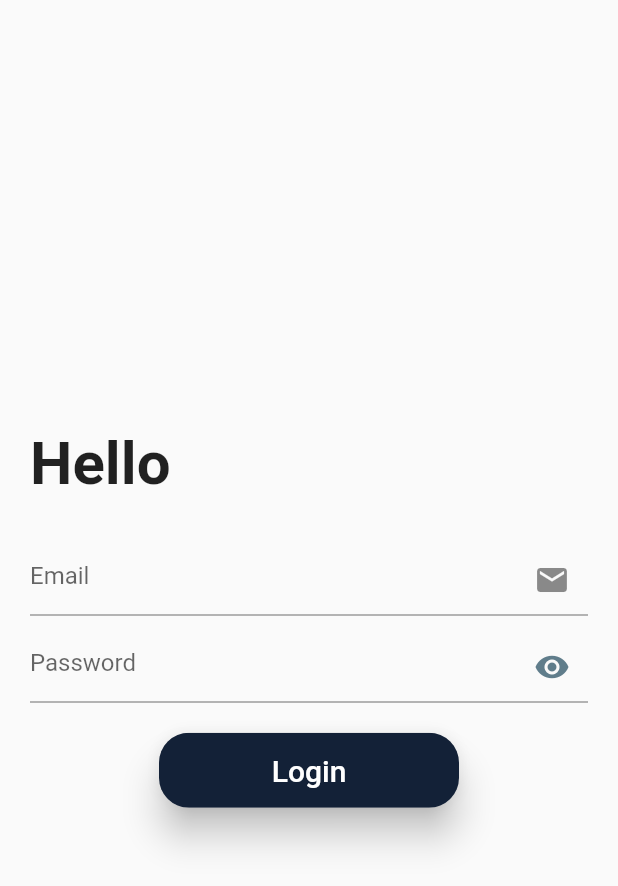
After one commit to donniwibowo/persuratan, a Flutter app: the screen it shows after launch, after a tap on "Login", on a phone screen of 412 x 824 dp. The commit adds this screen. Shown: the top 886 px of the screen. Run offline on Flutter 3.47's test engine with Material 2 defaults, Android fonts, the phone set to English and light mode, and no system bars; our stand-ins replace shared_preferences; network calls fail.

Commit message:
create function to logout

```diff
--- /dev/null
+++ b/lib/home.dart
@@ -0,0 +1,55 @@
+import 'package:flutter/material.dart';
+import 'package:flutter/src/widgets/framework.dart';
+import 'package:flutter/src/widgets/placeholder.dart';
+import 'package:persuratan/login.dart';
+import 'package:persuratan/main.dart';
+import 'package:shared_preferences/shared_preferences.dart';
+
+class Home extends StatefulWidget {
+  const Home({super.key});
+
+  @override
+  State<Home> createState() => _HomeState();
+}
+
+class _HomeState extends State<Home> {
+  final _messangerKey = GlobalKey<ScaffoldMessengerState>();
+  late SharedPreferences sharedPreferences;
+
+  @override
+  void initState() {
+    super.initState();
+  }
+
+  @override
+  Widget build(BuildContext context) {
+    return MaterialApp(
+      scaffoldMessengerKey: _messangerKey,
+      home: Scaffold(
+          backgroundColor: Colors.grey.shade200,
+          // appBar: AppBar(
+          //   title: Text("Test"),
+          // ),
+          body: Center(
+            child: Column(
+              children: [
+                SizedBox(
+                  height: MediaQuery.of(context).padding.top,
+                ),
+                Container(
+                  child: ElevatedButton(
+                      onPressed: () async {
+                        final SharedPreferences prefs =
+                            await SharedPreferences.getInstance();
+                        prefs.clear();
+                        Navigator.of(context).push(
+                            MaterialPageRoute(builder: (context) => MainApp()));
+                      },
+                      child: Text('Logout')),
+                )
+              ],
+            ),
+          )),
+    );
+  }
+}
--- /dev/null
+++ b/lib/login.dart
@@ -0,0 +1,166 @@
+import 'dart:convert';
+import 'dart:io';
+
+import 'package:flutter/material.dart';
+import 'package:persuratan/home.dart';
+import 'package:shared_preferences/shared_preferences.dart';
+import 'package:http/http.dart' as http;
+
+class Login extends StatefulWidget {
+  @override
+  _Login createState() => _Login();
+}
+
+class _Login extends State<Login> {
+  final TextEditingController emailController = new TextEditingController();
+  final TextEditingController passwordController = new TextEditingController();
+  bool _obscureText1 = true;
+
+  void _togglevisibility() {
+    setState(() {
+      _obscureText1 = !_obscureText1;
+    });
+  }
+
+  @override
+  void initState() {
+    super.initState();
+    isLogin();
+  }
+
+  isLogin() async {
+    final SharedPreferences prefs = await SharedPreferences.getInstance();
+
+    if (prefs.getString("user_token") != null) {
+      Navigator.of(context).pushAndRemoveUntil(
+          MaterialPageRoute(builder: (BuildContext context) => Home()),
+          (Route<dynamic> route) => false);
+    }
+  }
+
+  @override
+  Widget build(BuildContext context) {
+    return Center(
+      child: Wrap(
+        children: [
+          Container(
+            child: Column(
+              crossAxisAlignment: CrossAxisAlignment.center,
+              children: [
+                Container(
+                  padding: EdgeInsets.only(left: 20, right: 20),
+                  margin: EdgeInsets.only(bottom: 30),
+                  child: Row(
+                    children: [
+                      Container(
+                          child: Text(
+                        'Hello',
+                        style: TextStyle(
+                            fontWeight: FontWeight.bold, fontSize: 40),
+                      ))
+                    ],
+                  ),
+                ),
+                Container(
+                  padding: EdgeInsets.only(left: 20, right: 20),
+                  margin: EdgeInsets.only(bottom: 10),
+                  child: TextField(
+                    controller: emailController,
+                    decoration: InputDecoration(
+                      hintText: 'Email',
+                      suffixIcon: Icon(Icons.email),
+                    ),
+                  ),
+                ),
+                Container(
+                  padding: EdgeInsets.only(left: 20, right: 20),
+                  margin: EdgeInsets.only(bottom: 20),
+                  child: TextField(
+                    obscureText: _obscureText1,
+                    controller: passwordController,
+                    decoration: InputDecoration(
+                      hintText: 'Password',
+                      suffixIcon: GestureDetector(
+                        onTap: () {
+                          _togglevisibility();
+                        },
+                        child: Icon(
+                          _obscureText1
+                              ? Icons.visibility
+                              : Icons.visibility_off,
+                          color: Colors.blueGrey,
+                        ),
+                      ),
+                    ),
+                  ),
+                ),
+                Container(
+                  child: Column(
+                    mainAxisAlignment: MainAxisAlignment.spaceBetween,
+                    children: [
+                      Material(
+                        shape: RoundedRectangleBorder(
+                            borderRadius: BorderRadius.circular(20.0)),
+                        elevation: 10,
+                        clipBehavior: Clip.antiAlias,
+                        child: MaterialButton(
+                          minWidth: 200,
+                          height: 50,
+                          child: Text(
+                            'Login',
+                            style: TextStyle(color: Colors.white, fontSize: 20),
+                          ),
+                          color: Color(0xff132137),
+                          onPressed: () async {
+                            final SharedPreferences prefs =
+                                await SharedPreferences.getInstance();
+
+                            Map data = {
+                              'email': emailController.text,
+                              'password': passwordController.text
+                            };
+                            var jsonResponse = null;
+                            var api_url =
+                                'https://192.168.1.66/leap_integra/leap_integra/master/dms/api/user/login';
+                            var response =
+                                await http.post(Uri.parse(api_url), body: data);
+                            jsonResponse = json.decode(response.body);
+
+                            if (response.statusCode == 200) {
+                              if (jsonResponse != null) {
+                                prefs.setString(
+                                    "user_token", jsonResponse['user_token']);
+                                prefs.setString(
+                                    "email", jsonResponse['data']['email']);
+                                prefs.setString("fullname",
+                                    jsonResponse['data']['fullname']);
+                                prefs.setString(
+                                    "phone", jsonResponse['data']['phone']);
+                                prefs.setString(
+                                    "user_id", jsonResponse['data']['user_id']);
+
+                                Navigator.of(context).push(MaterialPageRoute(
+                                    builder: (context) => Home()));
+                              }
+                            } else {
+                              const SnackBarMsg = SnackBar(
+                                content:
+                                    Text('Email atau password tidak cocok'),
+                              );
+                              ScaffoldMessenger.of(context)
+                                  .showSnackBar(SnackBarMsg);
+                            }
+                          },
+                        ),
+                      )
+                    ],
+                  ),
+                ),
+              ],
+            ),
+          )
+        ],
+      ),
+    );
+  }
+}
```
Also changed, not shown: lib/main.dart (+5 -141 lines).
